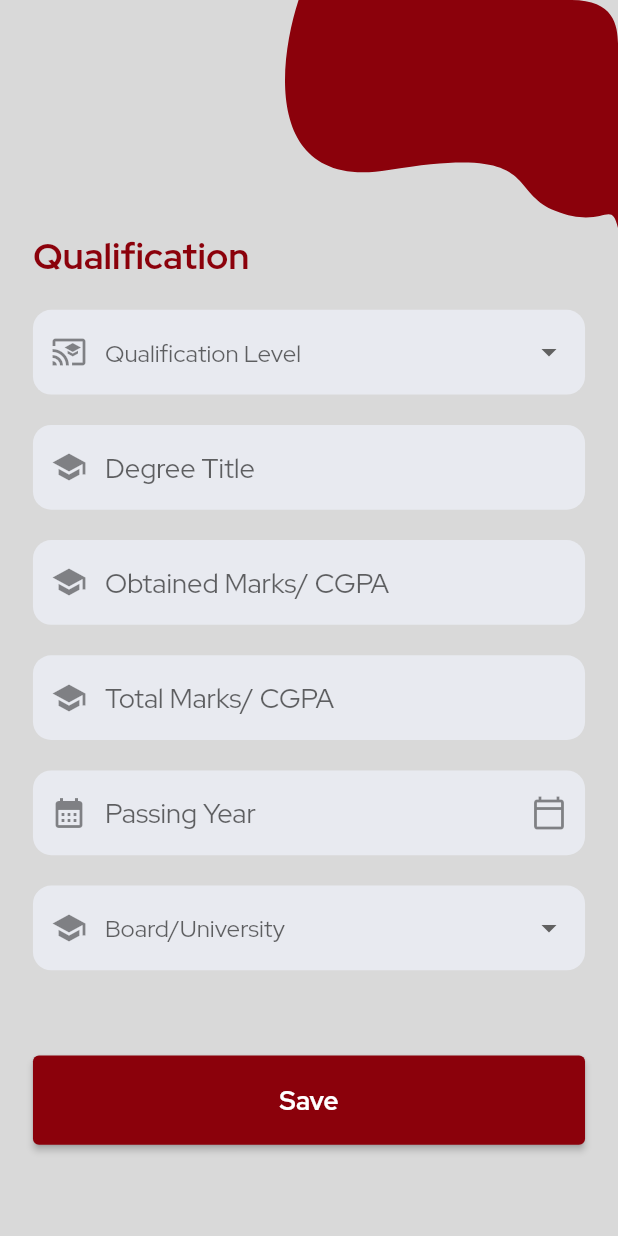
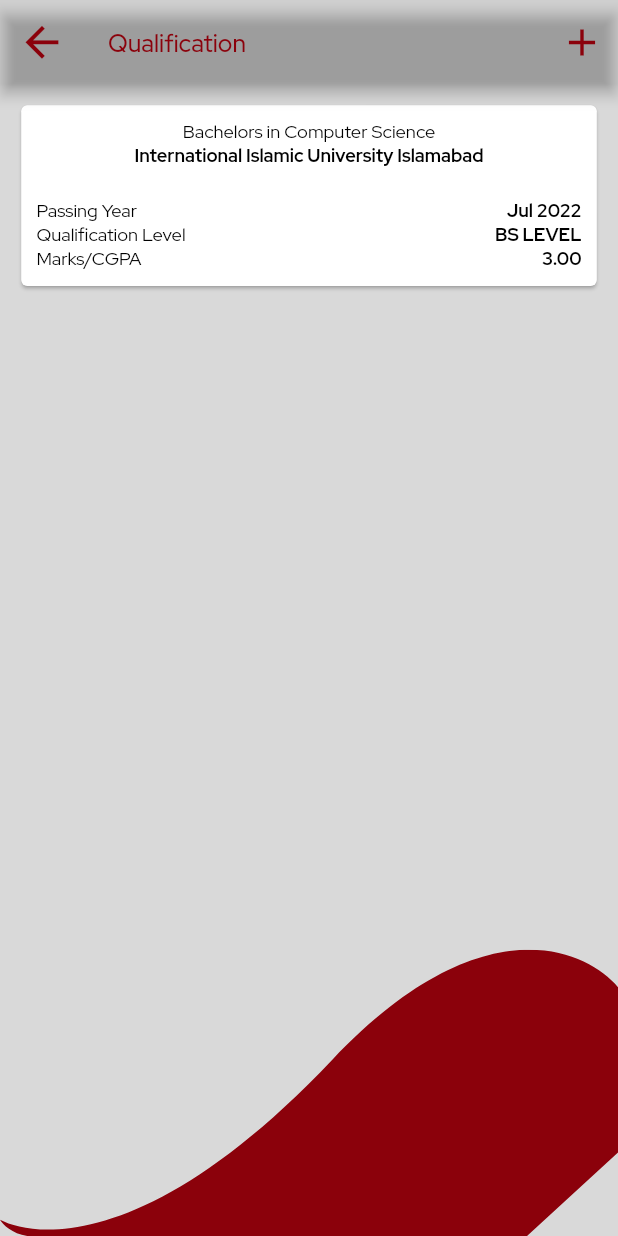
Before and after one commit to sherryqaisrani/student_management_system, a Flutter app: the QualificationPage screen opened directly, on a phone screen of 412 x 824 dp. Run offline on Flutter 3.47's test engine with Material 2 defaults, Android fonts, the phone set to English and light mode, and no system bars; our stand-ins replace dio, flutter_screenutil, flutter_svg, google_fonts.

Commit message:
Qualification card done but has been fix some issues

```diff
--- a/lib/main.dart
+++ b/lib/main.dart
@@ -3,8 +3,10 @@ import 'dart:io';
 import 'package:flutter/material.dart';
 import 'package:flutter_screenutil/flutter_screenutil.dart';
 import 'package:student_management_system/screens/change_password.dart';
+import 'package:student_management_system/screens/forgot_password.dart';
 import 'package:student_management_system/screens/loginpage2.dart';
 import 'package:student_management_system/screens/personal.dart';
+import 'package:student_management_system/screens/edit_qualification.dart';
 import 'package:student_management_system/screens/qualification.dart';
 import 'package:student_management_system/screens/singuppage.dart';
 import 'package:student_management_system/utils/colors.dart';
@@ -34,7 +36,7 @@ class MyApp extends StatelessWidget {
           home: child,
         );
       },
-      child: ChangePassword(),
+      child: ForgotPassword(),
     );
   }
 }
--- a/lib/screens/qualification.dart
+++ b/lib/screens/qualification.dart
@@ -1,145 +1,67 @@
 import 'package:flutter/material.dart';
-import 'package:flutter/services.dart';
 import 'package:flutter_screenutil/flutter_screenutil.dart';
 import 'package:flutter_svg/flutter_svg.dart';
+import 'package:intl/intl.dart';
 import 'package:student_management_system/utils/constant.dart';
 import 'package:student_management_system/utils/file_path.dart';
 
-class QualificationPage extends StatefulWidget {
+import '../widget/qualification_card.dart';
+
+class QualificationPage extends StatelessWidget {
   const QualificationPage({Key? key}) : super(key: key);
 
   @override
-  State<QualificationPage> createState() => _QualificationPageState();
-}
-
-class _QualificationPageState extends State<QualificationPage> {
-  var qualificationLevel = ['Matric', 'Intermadiate', 'Graduation'];
-  var universityList = ['A', 'B', 'C'];
-  @override
   Widget build(BuildContext context) {
     return Scaffold(
-      body: SingleChildScrollView(
-        child: Column(
-          children: [
-            SizedBox(
-              height: 152.h,
-              child: Stack(
+      appBar: AppBar(
+        backgroundColor: Colors.transparent,
+        leading: IconButton(
+          onPressed: () {},
+          icon: Icon(
+            Icons.arrow_back,
+            size: 30.w,
+            color: Theme.of(context).colorScheme.primary,
+          ),
+        ),
+        title: Text(
+          'Qualification',
+          style: TextStyle(
+            color: Theme.of(context).colorScheme.primary,
+          ),
+        ),
+        actions: [
+          IconButton(
+            onPressed: () {},
+            icon: Icon(
+              Icons.add,
+              size: 30,
+              color: Theme.of(context).colorScheme.primary,
+            ),
+          )
+        ],
+      ),
+      body: Stack(
         children: [
           Positioned(
-                    top: 0,
+            bottom: 0,
             right: 0,
-                    child: SvgPicture.asset(FilePath.appLogo),
-                  ),
-                ],
+            left: 0,
+            child: SvgPicture.asset(
+              FilePath.rightBottomLogo,
+              fit: BoxFit.fill,
+              height: 188.h,
             ),
           ),
           Padding(
-              padding: EdgeInsets.symmetric(
-                horizontal: 20.w,
-              ),
+            padding: aContentPadding,
             child: Column(
-                crossAxisAlignment: CrossAxisAlignment.start,
               children: [
-                  Text(
-                    'Qualification',
-                    style: Theme.of(context).textTheme.headline3!.copyWith(
-                          color: Theme.of(context).primaryColor,
-                        ),
-                  ),
-                  aPageSpecing1,
-                  DropdownButtonFormField(
-                      items: qualificationLevel.map((e) {
-                        return DropdownMenuItem(
-                          child: Text(e),
-                          value: e,
-                        );
-                      }).toList(),
-                      decoration: const InputDecoration(
-                        hintText: 'Qualification Level',
-                        prefixIcon: Icon(
-                          Icons.cast_for_education,
-                        ),
-                      ),
-                      onChanged: (_) {}),
-                  aPageSpecing1,
-                  TextFormField(
-                    keyboardType: TextInputType.text,
-                    textInputAction: TextInputAction.next,
-                    decoration: const InputDecoration(
-                      hintText: 'Degree Title',
-                      prefixIcon: Icon(
-                        Icons.school,
-                      ),
-                    ),
-                  ),
-                  aPageSpecing1,
-                  TextFormField(
-                    keyboardType: TextInputType.text,
-                    textInputAction: TextInputAction.next,
-                    decoration: const InputDecoration(
-                      hintText: 'Obtained Marks/ CGPA',
-                      prefixIcon: Icon(
-                        Icons.school,
-                      ),
-                    ),
-                  ),
-                  aPageSpecing1,
-                  TextFormField(
-                    keyboardType: TextInputType.number,
-                    textInputAction: TextInputAction.next,
-                    decoration: const InputDecoration(
-                      hintText: 'Total Marks/ CGPA',
-                      prefixIcon: Icon(
-                        Icons.school,
-                      ),
-                    ),
-                  ),
-                  aPageSpecing1,
-                  TextFormField(
-                    readOnly: true,
-                    showCursor: false,
-                    decoration: const InputDecoration(
-                      hintText: 'Passing Year',
-                      prefixIcon: Icon(
-                        Icons.calendar_month,
-                      ),
-                      suffixIcon: Icon(
-                        Icons.calendar_today_outlined,
-                      ),
-                    ),
-                  ),
-                  aPageSpecing1,
-                  DropdownButtonFormField(
-                    items: universityList.map((e) {
-                      return DropdownMenuItem(child: Text(e), value: e);
-                    }).toList(),
-                    decoration: const InputDecoration(
-                      hintText: 'Board/University',
-                      prefixIcon: Icon(
-                        Icons.school,
-                      ),
-                    ),
-                    onChanged: (_) {},
-                  ),
-                  SizedBox(
-                    height: 56.h,
-                  ),
-                  SizedBox(
-                    width: double.infinity,
-                    child: ElevatedButton(
-                      onPressed: () {},
-                      child: Text(
-                        'Save',
-                        style: Theme.of(context).textTheme.button,
-                      ),
-                    ),
-                  ),
+                qualification_card(),
               ],
             ),
           )
         ],
       ),
-      ),
     );
   }
 }
--- a/lib/utils/constant.dart
+++ b/lib/utils/constant.dart
@@ -24,3 +24,6 @@ final aPageSpecing1 = SizedBox(
 final aPageSpecing2 = SizedBox(
   height: 40.h,
 );
+
+final aContentPadding = REdgeInsets.all(10);
+const aTextStyle = TextStyle(fontWeight: FontWeight.bold);
--- a/lib/utils/file_path.dart
+++ b/lib/utils/file_path.dart
@@ -1,4 +1,5 @@
 class FilePath {
   static const String appLogo = 'assets/svg/header.svg';
   static const String leftHeader = 'assets/svg/left_header.svg';
+  static const String rightBottomLogo = 'assets/svg/rightBottom.svg';
 }
--- a/lib/utils/themes.dart
+++ b/lib/utils/themes.dart
@@ -23,6 +23,10 @@ final lightTheme = ThemeData.light().copyWith(
         bodyText1: TextStyle(
           fontSize: 17.sp,
           fontWeight: FontWeight.bold,
+        ),
+        bodyText2: TextStyle(
+          fontSize: 12.sp,
+          color: aLightTextColor,
         ),
         button: TextStyle(
           fontSize: 17.sp,
--- /dev/null
+++ b/lib/widget/qualification_card.dart
@@ -0,0 +1,69 @@
+import 'package:flutter/material.dart';
+import 'package:intl/intl.dart';
+import 'package:student_management_system/utils/constant.dart';
+
+class qualification_card extends StatelessWidget {
+  const qualification_card({
+    Key? key,
+  }) : super(key: key);
+
+  @override
+  Widget build(BuildContext context) {
+    DateTime dateTime =
+        DateTime(DateTime.now().year, DateTime.now().month, DateTime.now().day);
+    return Card(
+      child: Padding(
+        padding: aContentPadding,
+        child: Column(
+          children: [
+            Text(
+              'Bachelors in Computer Science',
+              style: TextStyle(
+                color: Colors.black,
+              ),
+            ),
+            Text(
+              'International Islamic University Islamabad',
+              style: aTextStyle,
+            ),
+            aPageSpecing1,
+            Row(
+              mainAxisAlignment: MainAxisAlignment.spaceBetween,
+              children: [
+                Text('Passing Year'),
+                Text(
+                  DateFormat.yMMM().format(dateTime),
+                  style: aTextStyle,
+                ),
+              ],
+            ),
+            Row(
+              mainAxisAlignment: MainAxisAlignment.spaceBetween,
+              children: [
+                const Text(
+                  'Qualification Level',
+                ),
+                Text(
+                  'BS LEVEL',
+                  style: aTextStyle,
+                ),
+              ],
+            ),
+            Row(
+              mainAxisAlignment: MainAxisAlignment.spaceBetween,
+              children: [
+                const Text(
+                  'Marks/CGPA',
+                ),
+                Text(
+                  '3.00',
+                  style: aTextStyle,
+                ),
+              ],
+            )
+          ],
+        ),
+      ),
+    );
+  }
+}
```
Also changed, not shown: lib/screens/change_password.dart (+4 -9 lines), lib/screens/edit_qualification.dart (added, +145 -0 lines), lib/screens/forgot_password.dart (+22 -60 lines), assets/svg/rightBottom.svg (added). Lines whose indentation alone changed are shown as unchanged.
